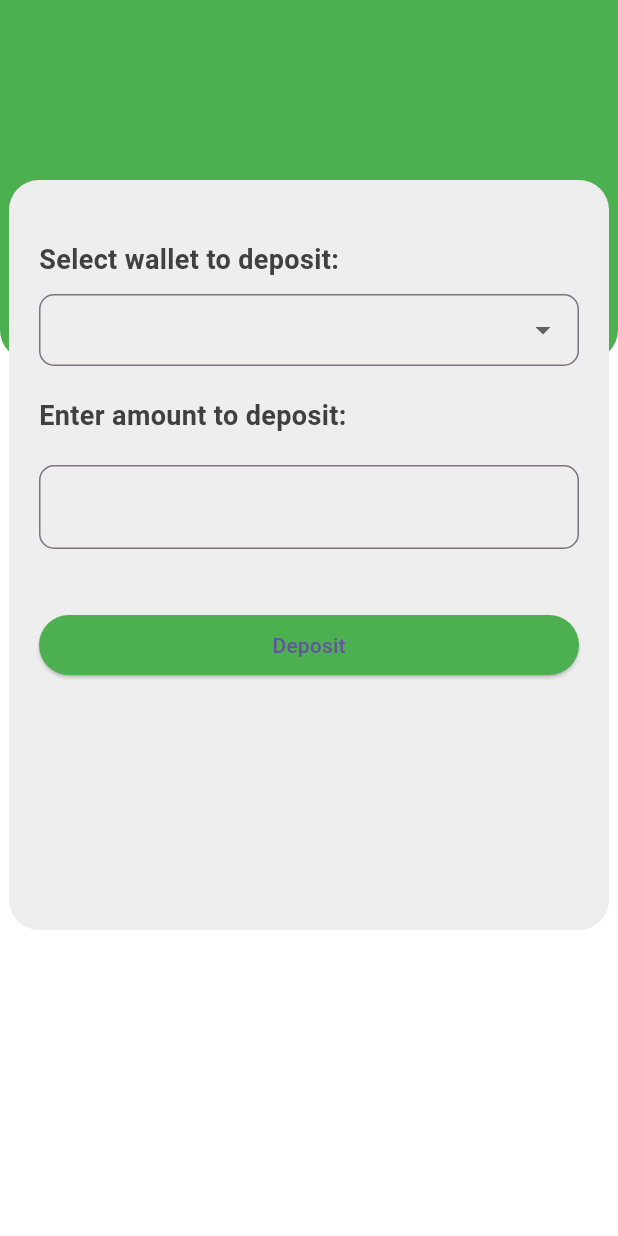
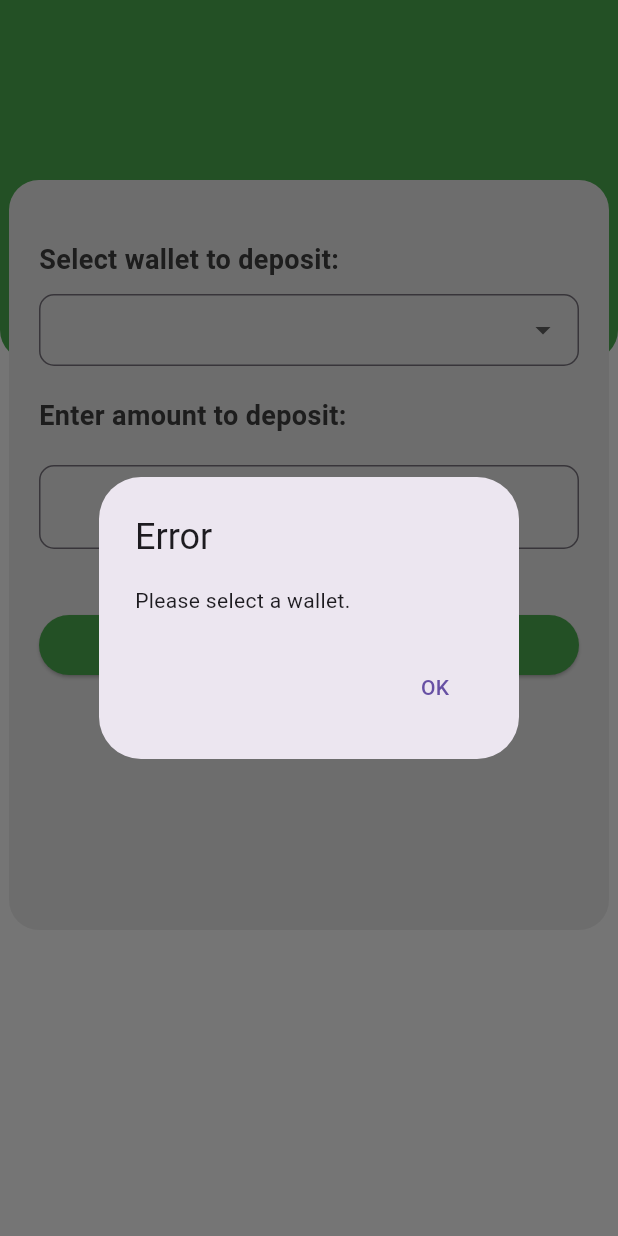
Before and after one commit to Santana-clauss/wallet-management-App, a Flutter app: the DepositPage screen opened by its route, after a tap on "Deposit", on a phone screen of 412 x 824 dp. Run offline on Flutter 3.47's test engine with Material 3 defaults, Android fonts, the phone set to English and light mode, and no system bars; our stand-ins replace charts_flutter, get, google_nav_bar, shared_preferences, smooth_page_indicator; accounts and stored records are empty.

Commit message:
updated pages

```diff
--- a/lib/main.dart
+++ b/lib/main.dart
@@ -1,8 +1,6 @@
 import 'package:flutter/material.dart';
-import 'package:flutter_app/pages/deposit.dart';
-import 'package:flutter_app/pages/withdrawpage.dart';
 import 'package:flutter_app/utils/routes.dart';
-import 'package:flutter_app/views/custompage.dart';
+
 
 
 import 'package:get/get.dart';
--- a/lib/pages/deposit.dart
+++ b/lib/pages/deposit.dart
@@ -1,14 +1,26 @@
 // ignore_for_file: prefer_const_constructors, prefer_const_literals_to_create_immutables
+
+import 'dart:convert';
 
 import 'package:flutter/material.dart';
 import 'package:flutter_app/controllers/transcationcontroller.dart';
 import 'package:flutter_app/views/customText.dart';
 import 'package:flutter_app/views/customTextField.dart';
+import 'package:get/get.dart';
+import 'package:http/http.dart' as http;
 
 TextEditingController amount = TextEditingController();
+TransactionController transcationController = Get.put(TransactionController());
 
-class DepositPage extends StatelessWidget {
-  const DepositPage({Key? key});
+class DepositPage extends StatefulWidget {
+  const DepositPage({Key? key}) : super(key: key);
+
+  @override
+  _DepositPageState createState() => _DepositPageState();
+}
+
+class _DepositPageState extends State<DepositPage> {
+  String? selectedWallet;
 
   @override
   Widget build(BuildContext context) {
@@ -39,7 +51,8 @@ class DepositPage extends StatelessWidget {
                         fontSize: 18,
                       ),
                       SizedBox(height: 10),
-                      DropdownButtonFormField(
+                      DropdownButtonFormField<String>(
+                        value: selectedWallet,
                         borderRadius: BorderRadius.circular(20),
                         items: [
                           DropdownMenuItem(
@@ -56,14 +69,17 @@ class DepositPage extends StatelessWidget {
                           ),
                         ],
                         onChanged: (value) {
-                          // Handle wallet selection
+                          setState(() {
+                            selectedWallet = value;
+                          });
                         },
                         decoration: InputDecoration(
                           contentPadding: EdgeInsets.symmetric(
-                              horizontal: 15),
-                          //border: InputBorder.none,
+                            horizontal: 15,
+                          ),
                           border: OutlineInputBorder(
-                              borderRadius: BorderRadius.circular(10)),
+                            borderRadius: BorderRadius.circular(10),
+                          ),
                         ),
                       ),
                       SizedBox(height: 20),
@@ -76,9 +92,32 @@ class DepositPage extends StatelessWidget {
                       SizedBox(height: 40),
                       ElevatedButton(
                         onPressed: () {
-                          depositTransaction(userId, selectedWalletId,
-                              double.parse(amount.text));
-
+                          // Call depositTransaction with selected wallet
+                          if (selectedWallet != null) {
+                            depositTransaction(
+                              toWalletId: selectedWallet!,
+                              amount: double.parse(amount.text),
+                            );
+                          } else {
+                            // Show error message if no wallet is selected
+                            showDialog(
+                              context: context,
+                              builder: (BuildContext context) {
+                                return AlertDialog(
+                                  title: Text('Error'),
+                                  content: Text('Please select a wallet.'),
+                                  actions: [
+                                    TextButton(
+                                      onPressed: () {
+                                        Navigator.of(context).pop();
+                                      },
+                                      child: Text('OK'),
+                                    ),
+                                  ],
+                                );
+                              },
+                            );
+                          }
                         },
                         style: ElevatedButton.styleFrom(
                           primary: Colors.green,
@@ -116,3 +155,41 @@ class DepositPage extends StatelessWidget {
     );
   }
 }
+Future<void> depositTransaction({
+  required String toWalletId,
+  required double amount,
+}) async {
+  try {
+    // Perform HTTP request to deposit to the selected wallet
+    final response = await http.post(
+      Uri.parse('https://sanerylgloann.co.ke/wallet_app/createTranscation.php'),
+      body: {
+        'user_id': '123', // Replace '123' with the actual user ID
+        'from_wallet_id':
+            '', // Since this is a deposit, there's no 'from_wallet_id'
+        'to_wallet_id': toWalletId,
+        'transaction_type': 'deposit',
+        'amount': amount.toString(),
+        'transaction_date':
+            DateTime.now().toString(), // Or use the actual transaction date
+        'other_relevant_info':
+            '', // Add any other relevant information if needed
+      },
+    );
+
+    // Handle the response accordingly
+    if (response.statusCode == 200) {
+      final responseData = json.decode(response.body);
+      if (responseData['success'] == 1) {
+        print('Deposit transaction successful');
+      } else {
+        print(
+            'Failed to perform deposit transaction: ${responseData['error']}');
+      }
+    } else {
+      print('Failed to perform deposit transaction: ${response.reasonPhrase}');
+    }
+  } catch (error) {
+    print('Error: $error');
+  }
+}
```
Also changed, not shown: lib/controllers/transcationcontroller.dart (+5 -71 lines), lib/model/transaction.dart (+4 -4 lines), lib/pages/withdrawpage.dart (+63 -20 lines).
